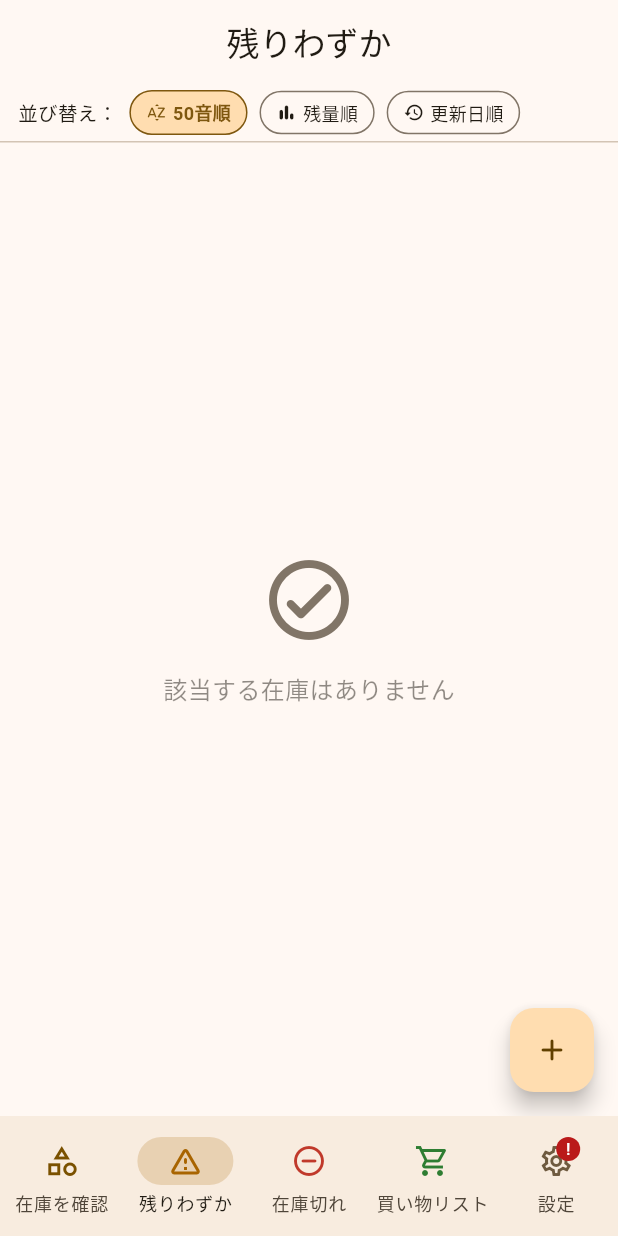
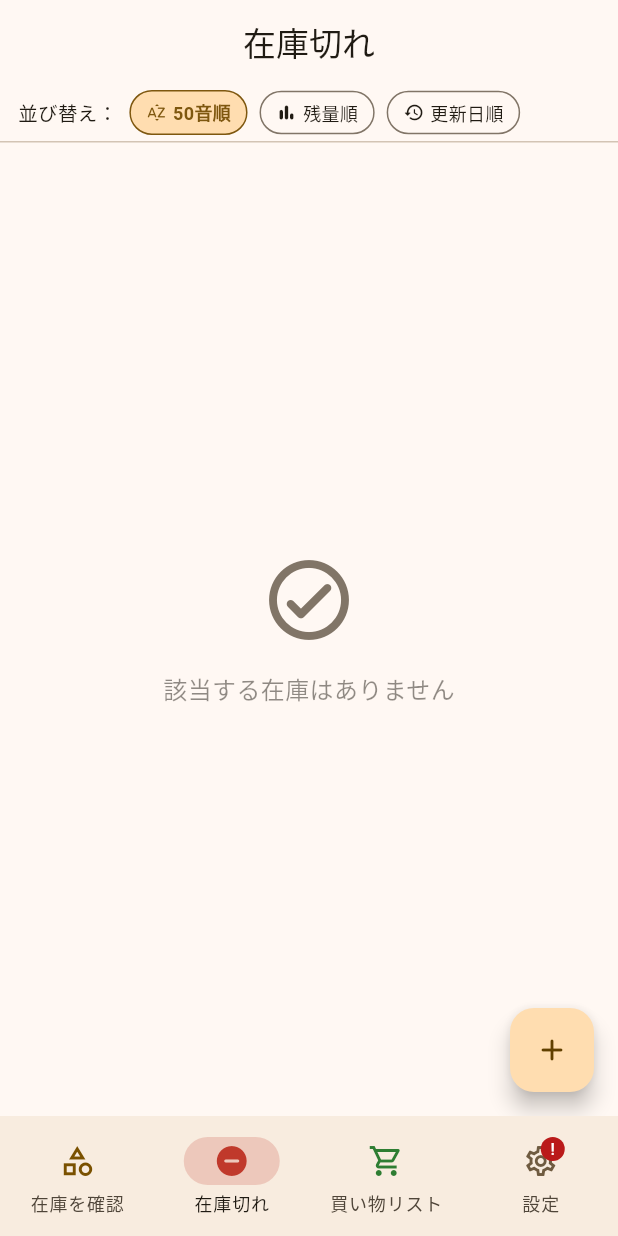
Before and after one commit to kahkipridev-lgtm/StockMemo, a Flutter app: the screen it shows after launch, item 2 of the bottom bar chosen, on a phone screen of 412 x 824 dp. Run offline on Flutter 3.47's test engine with Material 3 defaults, Android fonts, the phone set to English and light mode, and no system bars; our stand-ins replace flutter_riverpod, google_mobile_ads, shared_preferences; missing offline and left inert: app_tracking_transparency; network calls fail; Roboto replaces fonts that are missing (ZenMaruGothic).

Commit message:
廃止した「残りわずか」ステータスの削除と既存データの在庫切れへの更新

```diff
--- a/lib/models/inventory_filter.dart
+++ b/lib/models/inventory_filter.dart
@@ -13,9 +13,6 @@ class InventoryFilter {
       if (levels!.length == 1 && levels!.first == StockLevel.empty) {
         return '在庫切れ';
       }
-      if (levels!.length == 1 && levels!.first == StockLevel.low) {
-        return '残りわずか';
-      }
     }
     return '全ての在庫';
   }
--- a/lib/models/stock_level.dart
+++ b/lib/models/stock_level.dart
@@ -2,7 +2,6 @@ import 'package:flutter/material.dart';
 
 enum StockLevel {
   full,
-  low,
   empty;
 
   static const _metadata = {
@@ -11,14 +10,6 @@ enum StockLevel {
       color: Color(0xFF357A45),
       backgroundColor: Color(0xFFEDF6E9),
       icon: Icons.check_circle_rounded,
-      sortOrder: 2,
-      next: StockLevel.low,
-    ),
-    StockLevel.low: _Meta(
-      label: '残りわずか',
-      color: Color(0xFF9B6000),
-      backgroundColor: Color(0xFFFFF8ED),
-      icon: Icons.warning_amber_rounded,
       sortOrder: 1,
       next: StockLevel.empty,
     ),
@@ -42,6 +33,7 @@ enum StockLevel {
   String toJson() => name;
 
   static StockLevel fromJson(String value) {
+    if (value == 'low') return StockLevel.empty; // 旧「残りわずか」データを在庫切れとして扱う
     return StockLevel.values.firstWhere(
       (e) => e.name == value,
       orElse: () => StockLevel.full,
--- a/lib/providers/inventory_provider.dart
+++ b/lib/providers/inventory_provider.dart
@@ -38,7 +38,12 @@ class InventoryNotifier extends AsyncNotifier<List<StockItem>> {
       final items = list
           .map((e) => StockItem.fromJson(e as Map<String, dynamic>))
           .toList();
-      return _applyDefaultYomi(items);
+      final patched = _applyDefaultYomi(items);
+      // 廃止した"残りわずか"(low)を保存していた既存データを在庫切れとして保存し直す（アプリ更新後の既存データ対応）
+      if (raw.contains('"stockLevel":"low"')) {
+        await _save(patched);
+      }
+      return patched;
     } catch (_) {
       return [];
     }
--- a/lib/screens/home_screen.dart
+++ b/lib/screens/home_screen.dart
@@ -33,7 +33,6 @@ class _HomeScreenState extends ConsumerState<HomeScreen> {
 
   static const _tabColors = [
     Color(0xFF7A5100),
-    Color(0xFFA86400),
     Color(0xFFC0392B),
     Color(0xFF2E7D32),
   ];
@@ -57,6 +56,9 @@ class _HomeScreenState extends ConsumerState<HomeScreen> {
   Future<void> _handleNativeTabBarCall(MethodCall call) async {
     if (call.method != 'tabSelected') return;
     final index = (call.arguments as Map)['index'] as int;
+    // ジャンル選択などでプッシュされた画面がホーム画面の上に残っていると
+    // タブ切替後もその画面が表示されたままになるため、ホームまで戻す
+    Navigator.of(context).popUntil((route) => route.isFirst);
     setState(() => _currentIndex = index);
   }
 
@@ -68,8 +70,6 @@ class _HomeScreenState extends ConsumerState<HomeScreen> {
         : colorScheme.secondary;
 
     final items = ref.watch(inventoryProvider).value ?? [];
-    final lowCount =
-        items.where((item) => item.stockLevel == StockLevel.low).length;
     final emptyCount =
         items.where((item) => item.stockLevel == StockLevel.empty).length;
     final hasUnreadMessage = ref.watch(hasUnreadDeveloperMessageProvider);
@@ -77,7 +77,6 @@ class _HomeScreenState extends ConsumerState<HomeScreen> {
     if (_useNativeTabBar) {
       unawaited(
         _nativeTabBarChannel.invokeMethod('updateBadges', {
-          'low': lowCount,
           'empty': emptyCount,
           'hasUnread': hasUnreadMessage,
         }),
@@ -93,14 +92,9 @@ class _HomeScreenState extends ConsumerState<HomeScreen> {
               children: [
                 const GenreSelectionScreen(),
                 InventoryScreen(
-                  key: const ValueKey('low'),
-                  filter: const InventoryFilter(levels: [StockLevel.low]),
-                  isActive: _currentIndex == 1,
-                ),
-                InventoryScreen(
                   key: const ValueKey('empty'),
                   filter: const InventoryFilter(levels: [StockLevel.empty]),
-                  isActive: _currentIndex == 2,
+                  isActive: _currentIndex == 1,
                 ),
                 const ShoppingListScreen(),
                 const SettingsScreen(),
@@ -121,19 +115,6 @@ class _HomeScreenState extends ConsumerState<HomeScreen> {
             icon: const Icon(Icons.category_outlined, color: Color(0xFF7A5100)),
             selectedIcon: const Icon(Icons.category_rounded, color: Color(0xFF7A5100)),
             label: '在庫を確認',
-          ),
-          NavigationDestination(
-            icon: Badge(
-              label: Text('$lowCount'),
-              isLabelVisible: lowCount > 0,
-              child: const Icon(Icons.warning_amber_outlined, color: Color(0xFFA86400)),
-            ),
-            selectedIcon: Badge(
-              label: Text('$lowCount'),
-              isLabelVisible: lowCount > 0,
-              child: const Icon(Icons.warning_amber_rounded, color: Color(0xFFA86400)),
-            ),
-            label: '残りわずか',
           ),
           NavigationDestination(
             icon: Badge(
```
Also changed, not shown: 1 other file.
